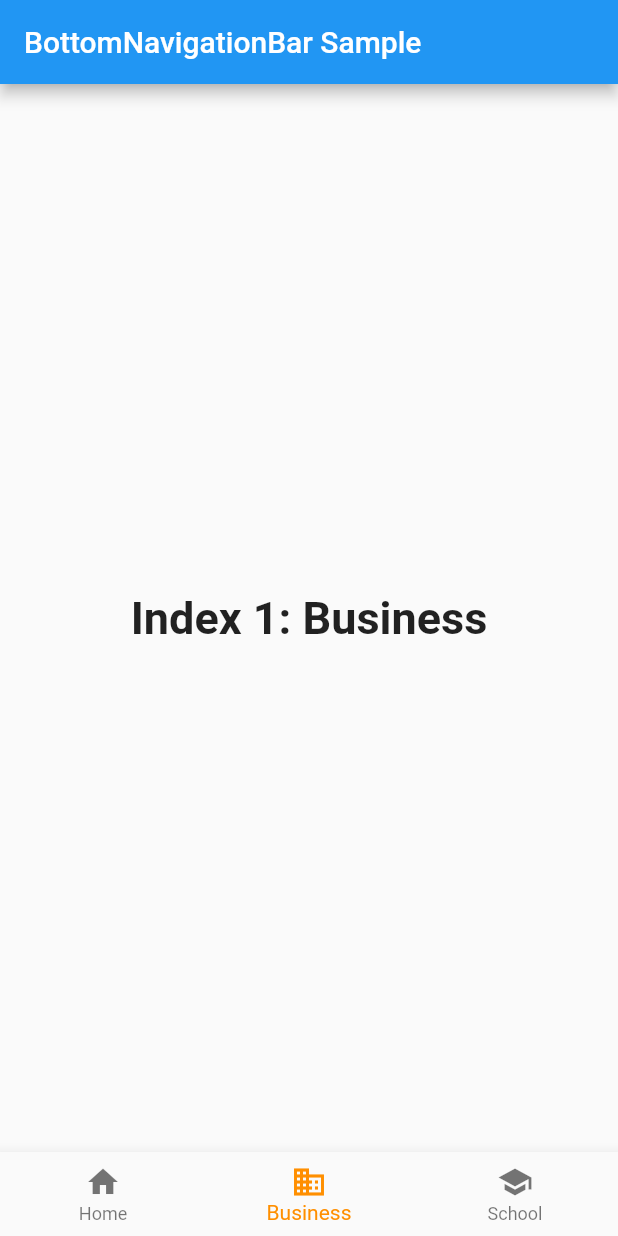
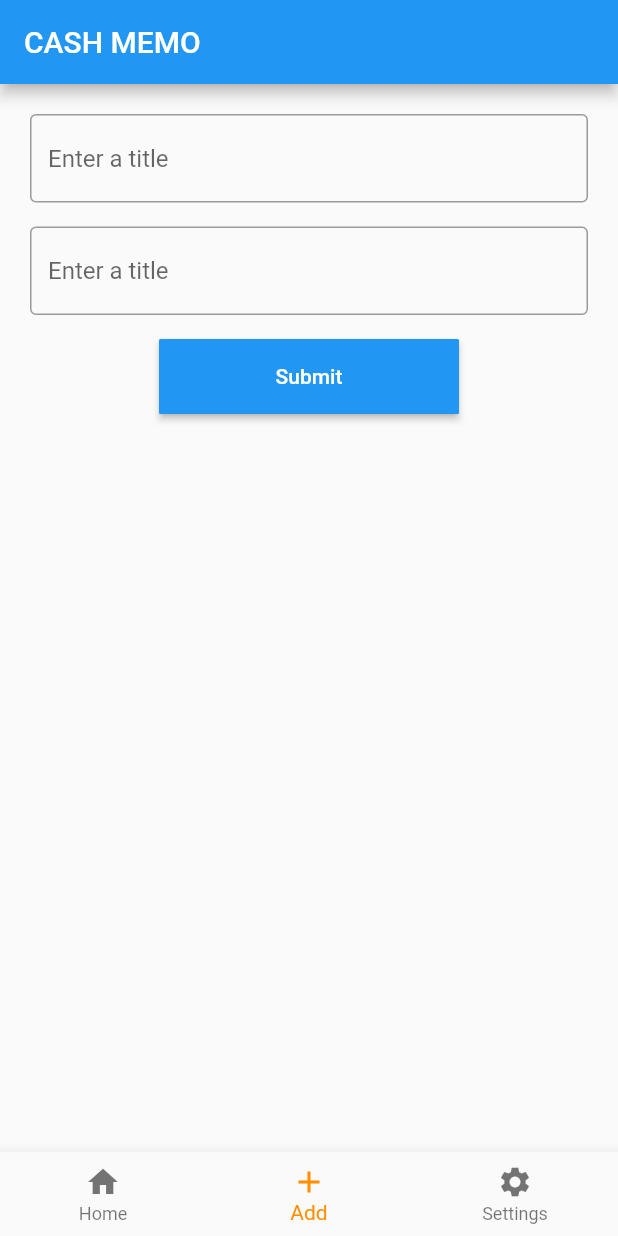
Before and after one commit to abhinav3254/flutter_memo, a Flutter app: the screen it shows after launch, item 2 of the bottom bar chosen, on a phone screen of 412 x 824 dp. Run offline on Flutter 3.47's test engine with Material 2 defaults, Android fonts, the phone set to English and light mode, and no system bars.

Commit message:
form made

```diff
--- /dev/null
+++ b/lib/screens/AddData.dart
@@ -0,0 +1,49 @@
+import 'package:flutter/material.dart';
+
+void main() => runApp(const AddData());
+
+class AddData extends StatelessWidget {
+  const AddData();
+
+  @override
+  Widget build(BuildContext context) {
+    return MaterialApp(
+      home: Scaffold(
+        body: Container(
+          margin: const EdgeInsets.all(20),
+          child: Column(
+            children: [
+              const TextField(
+                decoration: InputDecoration(
+                  border: OutlineInputBorder(),
+                  hintText: 'Enter a title',
+                ),
+              ),
+              const SizedBox(height: 16), // Add some space between text fields
+              const TextField(
+                decoration: InputDecoration(
+                  border: OutlineInputBorder(),
+                  hintText: 'Enter a title',
+                ),
+              ),
+              const SizedBox(height: 16), // Add some space between text fields
+              ElevatedButton(
+                onPressed: () {},
+                style: ElevatedButton.styleFrom(
+                  padding: const EdgeInsets.symmetric(
+                      horizontal: 20, vertical: 15), // Button padding
+                  shape: RoundedRectangleBorder(
+                    borderRadius:
+                        BorderRadius.circular(1), // Button border radius
+                  ),
+                  minimumSize: const Size(200, 50),
+                ),
+                child: const Text('Submit'),
+              ),
+            ],
+          ),
+        ),
+      ),
+    );
+  }
+}
--- a/lib/screens/MyNavigationBar.dart
+++ b/lib/screens/MyNavigationBar.dart
@@ -1,3 +1,4 @@
+import 'package:cash_memo/screens/AddData.dart';
 import 'package:flutter/material.dart';
 
 /// Flutter code sample for [BottomNavigationBar].
@@ -30,15 +31,16 @@ class _BottomNavigationBarExampleState
       TextStyle(fontSize: 30, fontWeight: FontWeight.bold);
   static const List<Widget> _widgetOptions = <Widget>[
     Text(
-      'Index 0: Home',
+      'Index 0: Home Page',
       style: optionStyle,
     ),
+    // Text(
+    //   'Index 1: Add Page',
+    //   style: optionStyle,
+    // ),
+    AddData(),
     Text(
-      'Index 1: Business',
-      style: optionStyle,
-    ),
-    Text(
-      'Index 2: School',
+      'Index 2: Settings',
       style: optionStyle,
     ),
   ];
@@ -53,7 +55,7 @@ class _BottomNavigationBarExampleState
   Widget build(BuildContext context) {
     return Scaffold(
       appBar: AppBar(
-        title: const Text('BottomNavigationBar Sample'),
+        title: const Text('CASH MEMO'),
       ),
       body: Center(
         child: _widgetOptions.elementAt(_selectedIndex),
@@ -65,12 +67,12 @@ class _BottomNavigationBarExampleState
             label: 'Home',
           ),
           BottomNavigationBarItem(
-            icon: Icon(Icons.business),
-            label: 'Business',
+            icon: Icon(Icons.add),
+            label: 'Add',
           ),
           BottomNavigationBarItem(
-            icon: Icon(Icons.school),
-            label: 'School',
+            icon: Icon(Icons.settings),
+            label: 'Settings',
           ),
         ],
         currentIndex: _selectedIndex,
--- a/pubspec.yaml
+++ b/pubspec.yaml
@@ -9,6 +9,7 @@ environment:
 dependencies:
   flutter:
     sdk: flutter
+  fluttertoast: ^8.2.2
 
 dev_dependencies:
   flutter_test:
```
Also changed, not shown: pubspec.lock, 6 other files.
